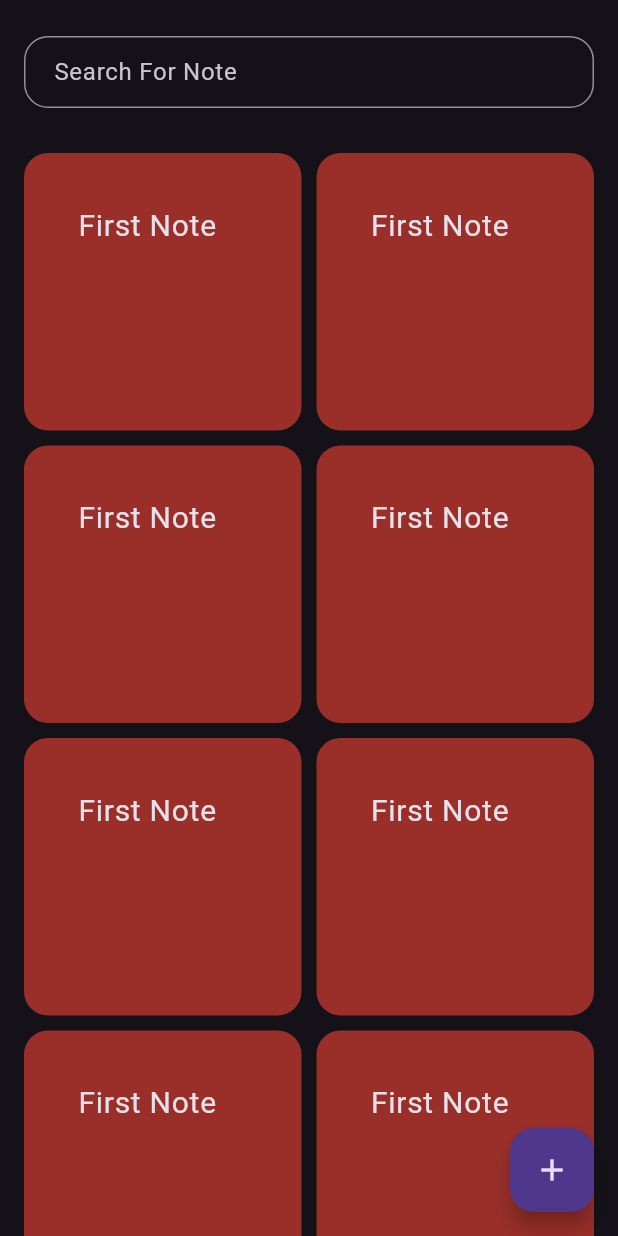
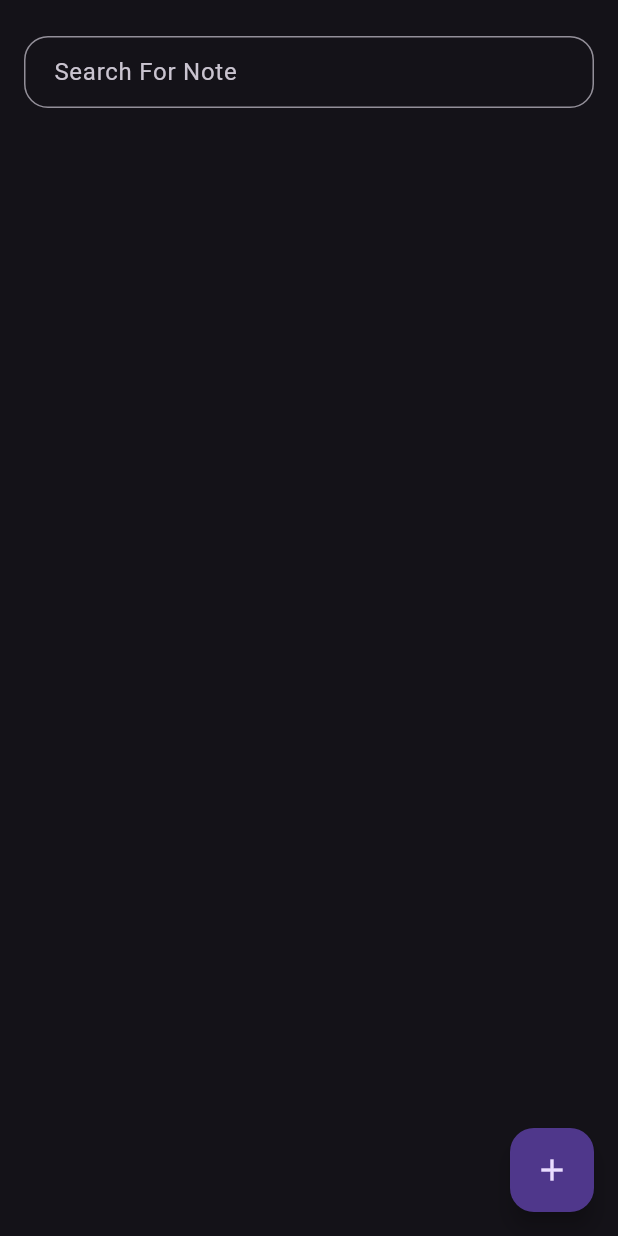
Before and after one commit to MohamedRefaat90/NotesApp, a Flutter app: the screen it shows after launch, on a phone screen of 412 x 824 dp. Run offline on Flutter 3.47's test engine with Material 2 defaults, Android fonts, the phone set to English and light mode, and no system bars; our stand-ins replace bloc, file_picker, flutter_bloc, hive, hive_flutter, image_picker and 1 more; missing offline and left inert: audio_waveforms; accounts and stored records are empty.

```diff
--- a/lib/View/AddNote/AddNote_cubit/add_note_cubit.dart
+++ b/lib/View/AddNote/AddNote_cubit/add_note_cubit.dart
@@ -25,7 +25,7 @@ class AddNoteCubit extends Cubit<AddNoteState> {
 
   String title = '';
   String description = '';
-  String imgNote = '';
+  String? imgNote = '';
   String? voiceNote = '';
 
   startRecord() async {
--- a/lib/View/AddNote/Widgets/AudioWave.dart
+++ b/lib/View/AddNote/Widgets/AudioWave.dart
@@ -9,6 +9,7 @@ class AudioWave extends StatelessWidget {
 
   @override
   Widget build(BuildContext context) {
+
         return AudioWaveforms(
           enableGesture: true,
           size: const Size(300, 70),
@@ -25,5 +26,6 @@ class AudioWave extends StatelessWidget {
           padding: const EdgeInsets.only(left: 18),
           margin: const EdgeInsets.symmetric(horizontal: 15),
         );
+
   }
 }
--- a/lib/View/AddNote/Widgets/NoteField.dart
+++ b/lib/View/AddNote/Widgets/NoteField.dart
@@ -20,6 +20,8 @@ class NoteFiled extends StatelessWidget {
   @override
   Widget build(BuildContext context) {
     return TextFormField(
+      minLines: minLine,
+      maxLines: maxLine,
       autovalidateMode: BlocProvider.of<AddNoteCubit>(context).autovalidateMode,
       validator: validator,
       onSaved: onSaved,
--- a/lib/View/AddNote/Widgets/addButton.dart
+++ b/lib/View/AddNote/Widgets/addButton.dart
@@ -19,7 +19,7 @@ class AddButton extends StatelessWidget {
           if (state is AddNoteSuccess) {
             Navigator.of(context).pop();
           } else if (state is AddNoteFailure) {
-            print("Fail");
+            debugPrint('Fail');
           }
         },
         builder: (context, state) {
@@ -30,7 +30,9 @@ class AddButton extends StatelessWidget {
                 RoundedRectangleBorder(borderRadius: BorderRadius.circular(10)),
             child: ModalProgressHUD(
                 inAsyncCall: state is AddNoteLoading ? true : false,
-                child: const Text('Add Note')),
+                child: state is AddNoteLoading
+                    ? const CircularProgressIndicator.adaptive()
+                    : const Text('Add Note')),
           );
         },
       ),
--- a/lib/View/NotesView/NoteView_cubit/notes_view_cubit.dart
+++ b/lib/View/NotesView/NoteView_cubit/notes_view_cubit.dart
@@ -1,8 +1,20 @@
 import 'package:bloc/bloc.dart';
+import 'package:hive_flutter/hive_flutter.dart';
 import 'package:meta/meta.dart';
+
+import '../../../Models/NoteModel.dart';
+import '../../../constants.dart';
 
 part 'notes_view_state.dart';
 
 class NotesViewCubit extends Cubit<NotesViewState> {
   NotesViewCubit() : super(NotesViewInitial());
+
+  List<NoteModel>? notes;
+
+  fetchAllNotes() {
+    var noteBox = Hive.box<NoteModel>(kNotesBox);
+
+    notes = noteBox.values.toList();
+  }
 }
--- a/lib/View/NotesView/NotesView.dart
+++ b/lib/View/NotesView/NotesView.dart
@@ -1,17 +1,36 @@
 import 'package:flutter/material.dart';
+import 'package:flutter_bloc/flutter_bloc.dart';
+import 'package:notes/Models/NoteModel.dart';
 
 import '../AddNote/AddNote.dart';
+import 'NoteView_cubit/notes_view_cubit.dart';
 import 'Widgets/Note.dart';
 import 'Widgets/SearchField.dart';
 
-class NotesView extends StatelessWidget {
+class NotesView extends StatefulWidget {
   const NotesView({super.key});
 
   static String id = 'NotesView';
 
   @override
+  State<NotesView> createState() => _NotesViewState();
+}
+
+class _NotesViewState extends State<NotesView> {
+  @override
+  void initState() {
+    BlocProvider.of<NotesViewCubit>(context).fetchAllNotes();
+    super.initState();
+  }
+
+  @override
   Widget build(BuildContext context) {
-    return Scaffold(
+    List<NoteModel> notesList =
+        BlocProvider.of<NotesViewCubit>(context).notes ?? [];
+
+    return BlocProvider(
+      create: (context) => NotesViewCubit(),
+      child: Scaffold(
         body: Padding(
           padding: const EdgeInsets.symmetric(horizontal: 16).copyWith(top: 24),
           child: Column(
@@ -24,17 +43,20 @@ class NotesView extends StatelessWidget {
                       crossAxisCount: 2,
                       crossAxisSpacing: 10,
                       mainAxisSpacing: 10),
-                    itemCount: 12,
-                itemBuilder: (context, index) => const Note(),
+                  itemCount: notesList.length,
+                  itemBuilder: (context, index) => Note(note: notesList[index]),
                 ),
               )
             ],
           ),
         ),
-
-      floatingActionButton: FloatingActionButton(onPressed: (){
+        floatingActionButton: FloatingActionButton(
+          onPressed: () {
             Navigator.of(context).pushNamed(AddNote.id);
-      } , child: const Icon(Icons.add),),
+          },
+          child: const Icon(Icons.add),
+        ),
+      ),
     );
   }
 }
--- a/lib/main.dart
+++ b/lib/main.dart
@@ -4,11 +4,11 @@ import 'package:hive_flutter/hive_flutter.dart';
 import 'package:notes/Models/NoteModel.dart';
 import 'package:notes/View/AddNote/AddNote_cubit/add_note_cubit.dart';
 import 'package:notes/View/NotesDetailes/NotesDetailes.dart';
-import 'package:notes/View/NotesDetailes/NotesDetailes_cubit/notes_detailes_cubit.dart';
-import 'package:notes/View/NotesView/NoteView_cubit/notes_view_cubit.dart';
 import 'package:notes/blocObserver.dart';
 
 import 'View/AddNote/AddNote.dart';
+import 'View/NotesDetailes/NotesDetailes_cubit/notes_detailes_cubit.dart';
+import 'View/NotesView/NoteView_cubit/notes_view_cubit.dart';
 import 'View/NotesView/NotesView.dart';
 import 'constants.dart';
 
@@ -16,8 +16,8 @@ void main() async {
   WidgetsFlutterBinding.ensureInitialized();
   Bloc.observer = myBlocObserver();
   await Hive.initFlutter();
+  Hive.registerAdapter(NoteModelAdapter());
   await Hive.openBox<NoteModel>(kNotesBox);
-  Hive.registerAdapter(NoteModelAdapter());
 
   runApp(const NotesApp());
 }
@@ -33,13 +33,13 @@ class NotesApp extends StatelessWidget {
         BlocProvider(create: (context) => AddNoteCubit()),
       ],
       child: MaterialApp(
-        title: 'Botes App',
+        title: 'Notes App',
         debugShowCheckedModeBanner: false,
         theme: ThemeData(brightness: Brightness.dark, useMaterial3: true),
         routes: {
           NotesView.id: (context) => const NotesView(),
           NotesDetailes.id: (context) => const NotesDetailes(),
-          AddNote.id: (context) => AddNote(),
+          AddNote.id: (context) => const AddNote(),
         },
         home: const SafeArea(child: NotesView()),
       ),
--- a/pubspec.yaml
+++ b/pubspec.yaml
@@ -42,6 +42,7 @@ dependencies:
   hive:
   hive_flutter:
   modal_progress_hud_nsn: ^0.4.0
+  cool_alert: ^2.0.1
 
 
 dev_dependencies:
```
Also changed, not shown: lib/View/AddNote/AddNote.dart (+17 -20 lines), lib/View/AddNote/Widgets/RecordeButton.dart (+6 -3 lines), lib/View/NotesDetailes/NotesDetailes.dart (+13 -8 lines), lib/View/NotesDetailes/Widgets/VoiceNote.dart (+3 -6 lines), lib/View/NotesView/NoteView_cubit/notes_view_state.dart (+0 -8 lines), lib/View/NotesView/Widgets/Note.dart (+22 -10 lines), pubspec.lock. Lines whose indentation alone changed are shown as unchanged.
